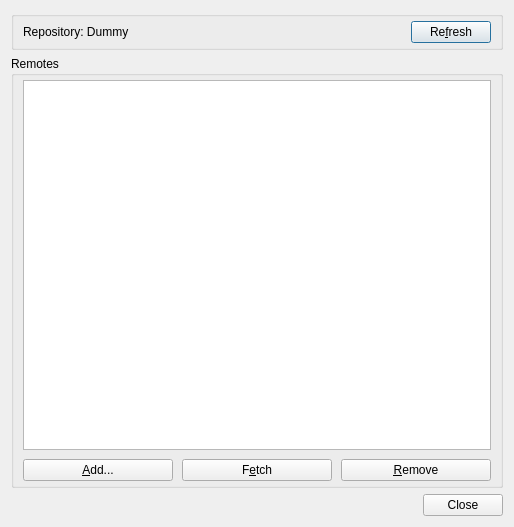
First picture: the form in src/plugins/git/remotedialog.ui, repository qt-creator/qt-creator, before the edit.
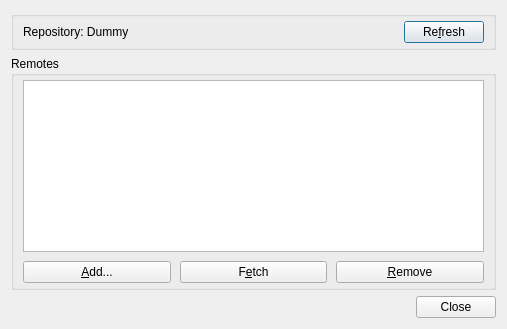
Second picture: the form after the edit.

Commit message:
Git: Shrink down remote dialog
Task-number: QTCREATORBUG-5036

```diff
--- a/src/plugins/git/remotedialog.ui
+++ b/src/plugins/git/remotedialog.ui
@@ -6,8 +6,8 @@
    <rect>
     <x>0</x>
     <y>0</y>
-    <width>514</width>
-    <height>527</height>
+    <width>507</width>
+    <height>329</height>
    </rect>
   </property>
   <property name="windowTitle">
@@ -63,6 +63,12 @@
       </property>
       <item>
        <widget class="QTableView" name="remoteView">
+        <property name="minimumSize">
+         <size>
+          <width>0</width>
+          <height>100</height>
+         </size>
+        </property>
         <property name="editTriggers">
          <set>QAbstractItemView::AnyKeyPressed|QAbstractItemView::DoubleClicked|QAbstractItemView::EditKeyPressed</set>
         </property>
```
The commit also changes 1 other file.
